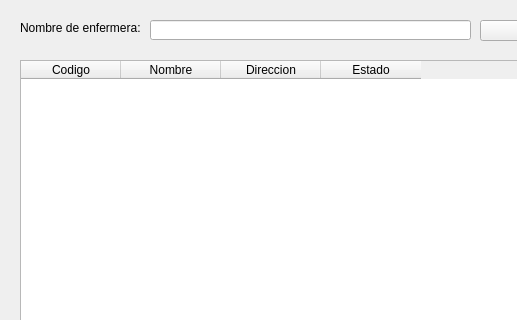
Old version of the form PA_Final/fmradministrarenfermeras.ui in the repository VictorSanchezS/Paradigmas-de-Programacion; both pictures show x 0 to 517 and y 0 to 320 of the 875 by 551 pixel window.
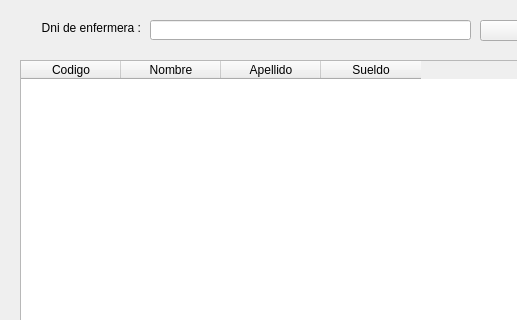
New version of the form.

Commit message: Actualizar,Buscar,ListarTodos(Administrar Enfermeras)

Diff of the .ui file:
```diff
--- a/PA_Final/fmradministrarenfermeras.ui
+++ b/PA_Final/fmradministrarenfermeras.ui
@@ -23,7 +23,10 @@
     </rect>
    </property>
    <property name="text">
-    <string>Nombre de enfermera:</string>
+    <string>Dni de enfermera :</string>
+   </property>
+   <property name="alignment">
+    <set>Qt::AlignRight|Qt::AlignTrailing|Qt::AlignVCenter</set>
    </property>
   </widget>
   <widget class="QTableWidget" name="twEnfermeras">
@@ -47,12 +50,12 @@
    </column>
    <column>
     <property name="text">
-     <string>Direccion</string>
+     <string>Apellido</string>
     </property>
    </column>
    <column>
     <property name="text">
-     <string>Estado</string>
+     <string>Sueldo</string>
     </property>
    </column>
   </widget>
```
Left out of the diff: 2 changed lines with no effect on the pictures. The commit also changes 9 other files.
